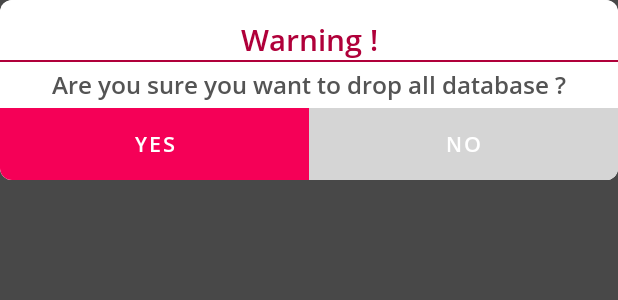
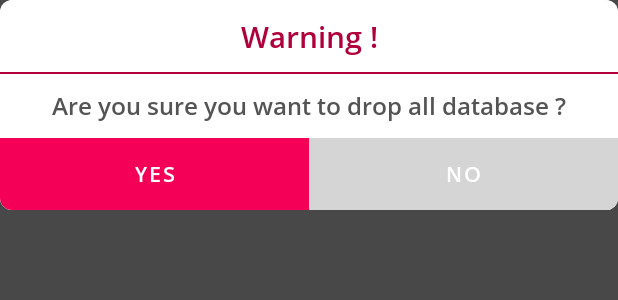
Before and after one commit to meksconways/AreYouExpert-Android, an Android app: the layout dialog_reset_progress.xml on its own in the app's theme, with its tools: preview values and no code run, on a phone screen of 412 x 824 dp. Shown: the top 300 px of the screen. Run offline under Robolectric (Android 15) with nearby library versions, the phone set to English and light mode, and no system bars.

Commit message:
reset progress dialog ui düzeltmesi

```diff
--- a/app/src/main/res/layout/dialog_reset_progress.xml
+++ b/app/src/main/res/layout/dialog_reset_progress.xml
@@ -19,11 +19,11 @@
             android:layout_width="match_parent"
             android:layout_height="wrap_content"
             android:layout_gravity="center"
-            android:paddingTop="12dp"
+            android:padding="10dp"
             android:text="@string/warning"
             android:textAlignment="center"
             android:textSize="20sp"
-            android:fontFamily="@font/opensans_bold"
+            android:fontFamily="@font/opensans_regular"
             android:textColor="@color/catArtDarkColor"
             />
 
@@ -37,7 +37,7 @@
             android:id="@+id/txtDropDb"
             android:layout_width="match_parent"
             android:layout_height="wrap_content"
-            android:paddingTop="4dp"
+            android:padding="10dp"
             android:text="@string/drop_database"
             android:textAlignment="center"
             android:fontFamily="@font/opensans_regular"
@@ -49,8 +49,7 @@
             android:layout_width="match_parent"
             android:layout_height="0dp"
             android:orientation="horizontal"
-            android:layout_weight="2"
-            android:paddingTop="4dp">
+            android:layout_weight="2">
 
             <com.google.android.material.button.MaterialButton
                 android:id="@+id/btnYes"
```
